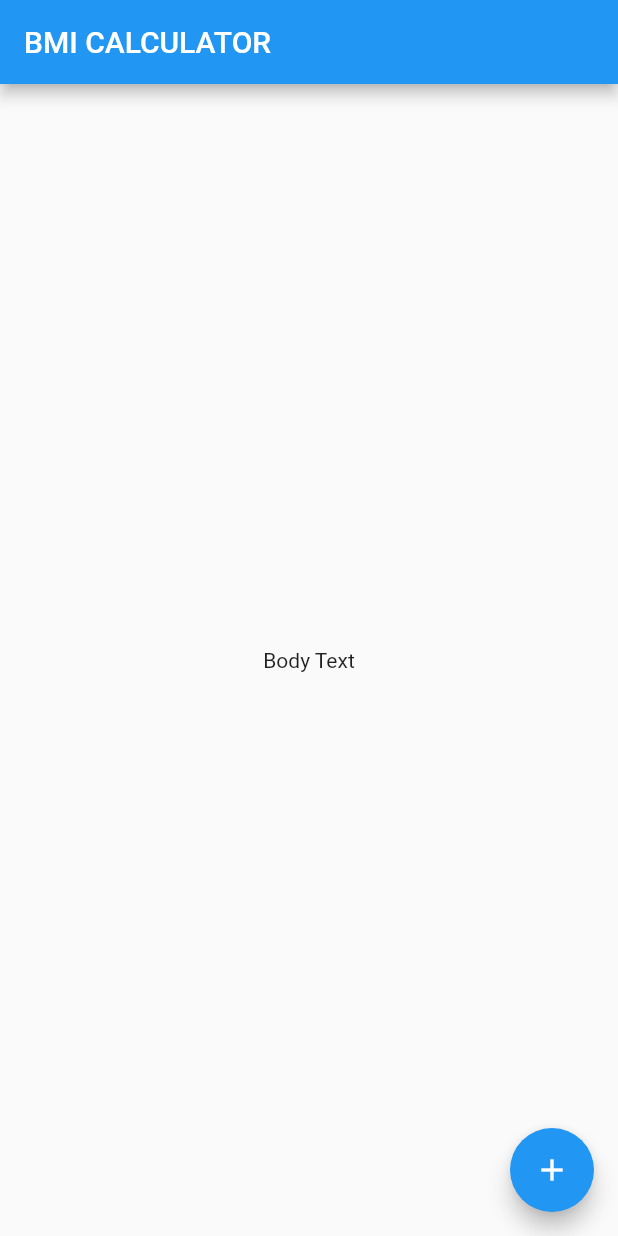
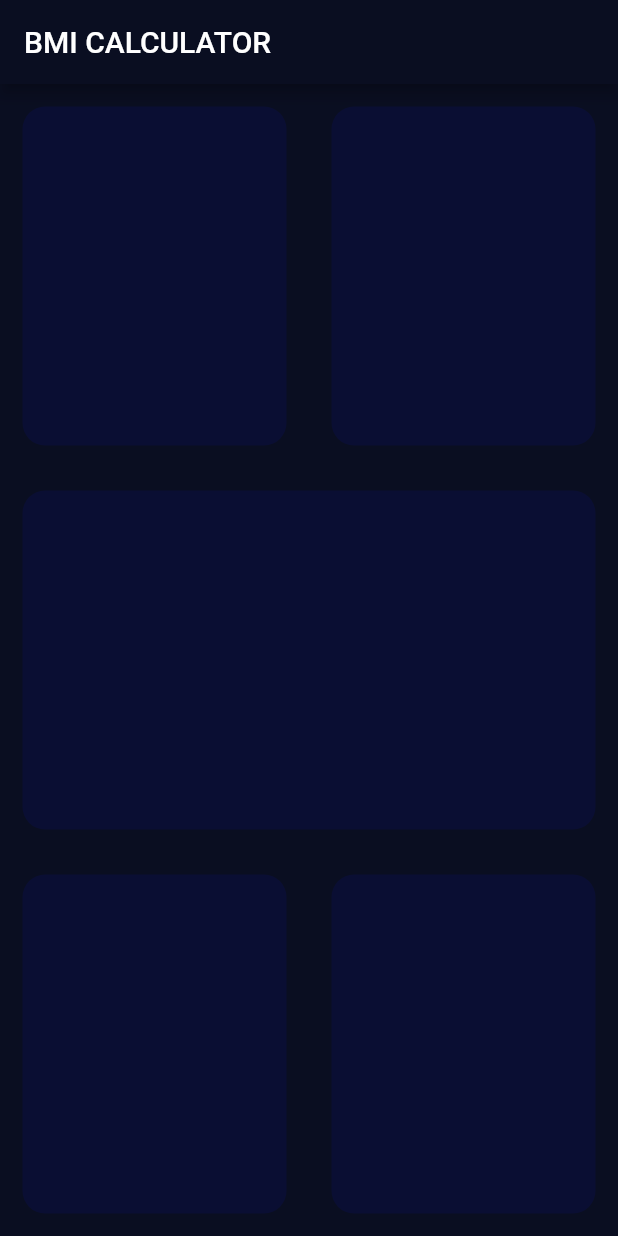
Before and after one commit to tuhinssam/bmi-calculator-flutter-app, a Flutter app: the screen it shows after launch, on a phone screen of 412 x 824 dp. Run offline on Flutter 3.47's test engine with Material 2 defaults, Android fonts, the phone set to English and light mode, and no system bars; missing offline and left inert: dart:ffi.

Commit message:
initial structure created with containers and bgcolor

```diff
--- /dev/null
+++ b/lib/input_page.dart
@@ -0,0 +1,77 @@
+import 'dart:ffi';
+
+import 'package:flutter/material.dart';
+
+class InputPage extends StatefulWidget {
+  @override
+  _InputPageState createState() => _InputPageState();
+}
+
+class _InputPageState extends State<InputPage> {
+  @override
+  Widget build(BuildContext context) {
+    return Scaffold(
+        appBar: AppBar(
+          title: Text('BMI CALCULATOR'),
+        ),
+        body: Column(
+          children: <Widget>[
+            Expanded(
+                child: Row(
+              children: <Widget>[
+                Expanded(
+                  child: Container(
+                    margin: EdgeInsets.all(15),
+                    decoration: BoxDecoration(
+                      borderRadius: BorderRadius.circular(15),
+                      color: Color(0XFF0A0E33),
+                    ),
+                  ),
+                ),
+                Expanded(
+                  child: Container(
+                    margin: EdgeInsets.all(15),
+                    decoration: BoxDecoration(
+                      borderRadius: BorderRadius.circular(15),
+                      color: Color(0XFF0A0E33),
+                    ),
+                  ),
+                )
+              ],
+            )),
+            Expanded(
+              child: Container(
+                margin: EdgeInsets.all(15),
+                decoration: BoxDecoration(
+                  borderRadius: BorderRadius.circular(15),
+                  color: Color(0XFF0A0E33),
+                ),
+              ),
+            ),
+            Expanded(
+                child: Row(
+              children: <Widget>[
+                Expanded(
+                  child: Container(
+                    margin: EdgeInsets.all(15),
+                    decoration: BoxDecoration(
+                      borderRadius: BorderRadius.circular(15),
+                      color: Color(0XFF0A0E33),
+                    ),
+                  ),
+                ),
+                Expanded(
+                  child: Container(
+                    margin: EdgeInsets.all(15),
+                    decoration: BoxDecoration(
+                      borderRadius: BorderRadius.circular(15),
+                      color: Color(0XFF0A0E33),
+                    ),
+                  ),
+                )
+              ],
+            ))
+          ],
+        ));
+  }
+}
--- a/lib/main.dart
+++ b/lib/main.dart
@@ -1,4 +1,5 @@
 import 'package:flutter/material.dart';
+import 'input_page.dart';
 
 void main() => runApp(BMICalculator());
 
@@ -6,29 +7,11 @@ class BMICalculator extends StatelessWidget {
   @override
   Widget build(BuildContext context) {
     return MaterialApp(
+      theme: ThemeData.dark().copyWith(
+        primaryColor: Color(0XFF0A0E21),
+        scaffoldBackgroundColor: Color(0XFF0A0E21),
+      ),
       home: InputPage(),
     );
   }
 }
-
-class InputPage extends StatefulWidget {
-  @override
-  _InputPageState createState() => _InputPageState();
-}
-
-class _InputPageState extends State<InputPage> {
-  @override
-  Widget build(BuildContext context) {
-    return Scaffold(
-      appBar: AppBar(
-        title: Text('BMI CALCULATOR'),
-      ),
-      body: Center(
-        child: Text('Body Text'),
-      ),
-      floatingActionButton: FloatingActionButton(
-        child: Icon(Icons.add),
-      ),
-    );
-  }
-}
```
Also changed, not shown: 1 other file.
